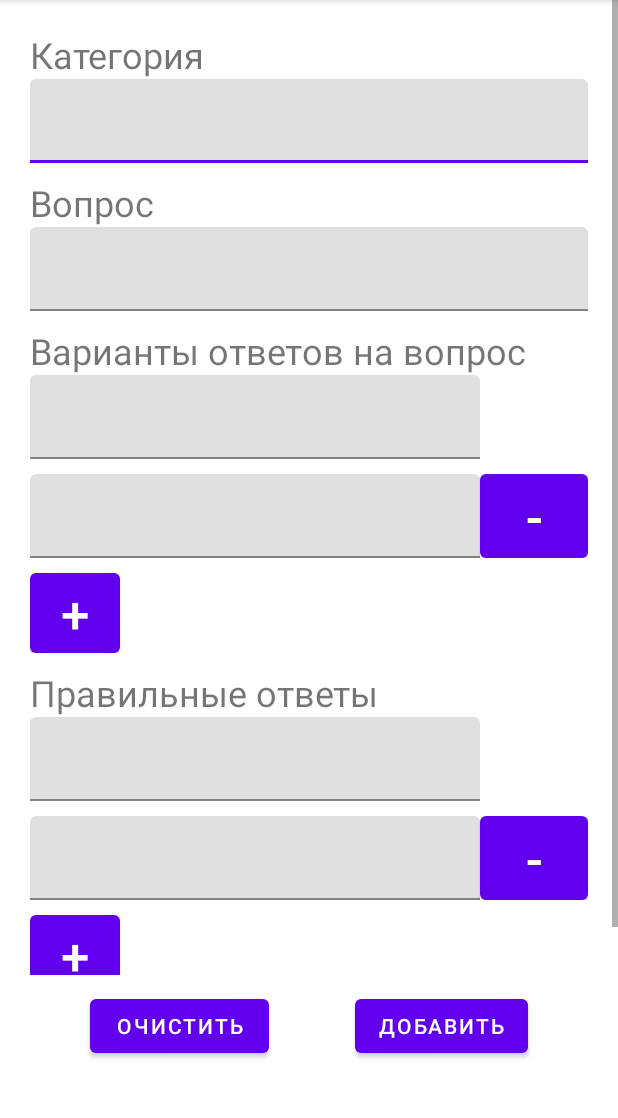
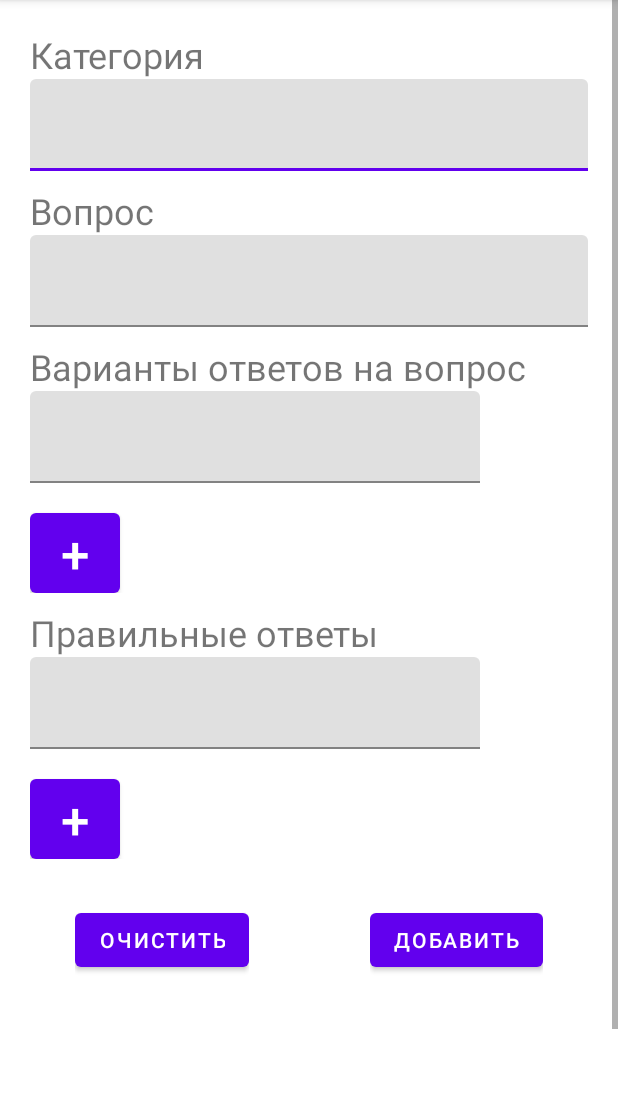
Before and after one commit to larongg/TestApp, an Android app: the fragment AddQuestionsFragment shown on its own in the app's theme, on a phone screen of 412 x 824 dp, the part 84-1202 px from its top. Run offline under Robolectric (Android 15) with nearby library versions, the phone set to English and light mode, and no system bars.

Commit message:
Добавил создание новых полей в коде, но выглядит ужасно Убрал из xml файлов лишние элементы

```diff
--- a/app/src/main/java/com/example/testapp/ui/addquestions/AddQuestionsFragment.kt
+++ b/app/src/main/java/com/example/testapp/ui/addquestions/AddQuestionsFragment.kt
@@ -1,15 +1,18 @@
 package com.example.testapp.ui.addquestions
 
 import android.os.Bundle
+import android.util.TypedValue
 import android.view.LayoutInflater
 import android.view.View
 import android.view.ViewGroup
 import android.widget.Button
+import android.widget.LinearLayout
 import android.widget.Toast
 import androidx.fragment.app.Fragment
 import com.example.testapp.R
 import com.example.testapp.functions.TestApp
 import com.google.android.material.textfield.TextInputEditText
+import com.google.android.material.textfield.TextInputLayout
 
 class AddQuestionsFragment : Fragment() {
 
@@ -20,12 +23,70 @@ class AddQuestionsFragment : Fragment() {
         val view = inflater.inflate(R.layout.fragment_add_questions, container, false)
         val testApp = TestApp()
 
-        val button_add = view.findViewById<Button>(R.id.add)
+        val buttonAdd = view.findViewById<Button>(R.id.add)
+        val buttonClear = view.findViewById<Button>(R.id.clear)
+        val buttonAddOption = view.findViewById<Button>(R.id.add_option)
+        val buttonAddCorrectOption = view.findViewById<Button>(R.id.add_correct_option)
+        val listOptionButtons = mutableListOf<Button>()
+        val listCorrectOptionButtons = mutableListOf<Button>()
+        val othersOption = view.findViewById<LinearLayout>(R.id.others_options)
 
-        button_add.setOnClickListener {
+        buttonAddOption.setOnClickListener {
+            // Создаем новый LinearLayout
+            val newLinearLayout = LinearLayout(requireContext())
+            newLinearLayout.layoutParams = LinearLayout.LayoutParams(
+                LinearLayout.LayoutParams.MATCH_PARENT,
+                LinearLayout.LayoutParams.WRAP_CONTENT
+            )
+            newLinearLayout.orientation = LinearLayout.HORIZONTAL
+
+            // Создаем новый TextInputLayout
+            val newTextInputLayout = TextInputLayout(requireContext())
+            newTextInputLayout.layoutParams = LinearLayout.LayoutParams(
+                300, // ваша ширина
+                LinearLayout.LayoutParams.WRAP_CONTENT
+            )
+
+            // Создаем новый TextInputEditText
+            val newEditText = TextInputEditText(requireContext())
+            newEditText.layoutParams = LinearLayout.LayoutParams(
+                LinearLayout.LayoutParams.MATCH_PARENT,
+                LinearLayout.LayoutParams.WRAP_CONTENT
+            )
+            newEditText.setTextSize(TypedValue.COMPLEX_UNIT_SP, 20f)
 
 
+            // Добавляем TextInputEditText в TextInputLayout
+            newTextInputLayout.addView(newEditText)
+
+            // Создаем новую кнопку
+            val newDelButton = Button(requireContext())
+            newDelButton.layoutParams = LinearLayout.LayoutParams(
+                LinearLayout.LayoutParams.MATCH_PARENT,
+                LinearLayout.LayoutParams.MATCH_PARENT
+            )
+
+
+            newDelButton.text = getString(R.string.del_button)
+            newDelButton.setTextSize(TypedValue.COMPLEX_UNIT_SP, 34f)
+
+            // Добавляем TextInputLayout и кнопку в новый LinearLayout
+            newLinearLayout.addView(newTextInputLayout)
+            newDelButton.setOnClickListener {
+                val parentLayout = newLinearLayout.parent as? ViewGroup
+                parentLayout?.removeView(newLinearLayout)
+            }
+            newLinearLayout.addView(newDelButton)
+
+            // Добавляем новый LinearLayout в родительский контейнер
+            othersOption.addView(newLinearLayout)
+
         }
+
+        buttonAdd.setOnClickListener { Toast.makeText(context, "Added", Toast.LENGTH_SHORT).show() }
+
+        buttonClear.setOnClickListener {}
         return view
     }
+
 }
--- a/app/src/main/res/layout/fragment_add_questions.xml
+++ b/app/src/main/res/layout/fragment_add_questions.xml
@@ -14,10 +14,10 @@
             android:id="@+id/scroll"
             android:layout_width="match_parent"
             android:layout_height="wrap_content"
-            android:layout_above="@+id/buttons_del_clear"
             android:layout_alignParentTop="true"
+            android:layout_alignParentBottom="true"
             android:layout_marginTop="0dp"
-            android:layout_marginBottom="10sp">
+            android:layout_marginBottom="60dp">
 
             <LinearLayout
                 android:id="@+id/add_question_main"
@@ -45,7 +45,8 @@
 
                         <com.google.android.material.textfield.TextInputEditText
                             android:layout_width="match_parent"
-                            android:layout_height="wrap_content" />
+                            android:layout_height="wrap_content"
+                            android:textSize="20sp" />
                     </com.google.android.material.textfield.TextInputLayout>
                 </LinearLayout>
 
@@ -70,7 +71,8 @@
 
                         <com.google.android.material.textfield.TextInputEditText
                             android:layout_width="match_parent"
-                            android:layout_height="wrap_content" />
+                            android:layout_height="wrap_content"
+                            android:textSize="20sp" />
                     </com.google.android.material.textfield.TextInputLayout>
                 </LinearLayout>
 
@@ -100,7 +102,8 @@
 
                             <com.google.android.material.textfield.TextInputEditText
                                 android:layout_width="match_parent"
-                                android:layout_height="wrap_content" />
+                                android:layout_height="wrap_content"
+                                android:textSize="20sp" />
                         </com.google.android.material.textfield.TextInputLayout>
                     </LinearLayout>
 
@@ -109,35 +112,7 @@
                         android:layout_width="match_parent"
                         android:layout_height="wrap_content"
                         android:layout_marginTop="10dp"
-                        android:orientation="vertical">
-
-                        <LinearLayout
-                            android:id="@+id/option2"
-                            android:layout_width="match_parent"
-                            android:layout_height="wrap_content"
-                            android:orientation="horizontal">
-
-                            <com.google.android.material.textfield.TextInputLayout
-                                android:id="@+id/option2_input"
-                                android:layout_width="300sp"
-                                android:layout_height="wrap_content">
-
-                                <com.google.android.material.textfield.TextInputEditText
-                                    android:layout_width="match_parent"
-                                    android:layout_height="wrap_content" />
-                            </com.google.android.material.textfield.TextInputLayout>
-
-                            <Button
-                                android:id="@+id/option2_del"
-                                android:layout_width="match_parent"
-                                android:layout_height="match_parent"
-                                android:insetTop="0dp"
-                                android:insetBottom="0dp"
-                                android:text="@string/del_button"
-                                android:textSize="34sp" />
-                        </LinearLayout>
-
-                    </LinearLayout>
+                        android:orientation="vertical"/>
 
                     <Button
                         android:id="@+id/add_option"
@@ -177,7 +152,8 @@
 
                             <com.google.android.material.textfield.TextInputEditText
                                 android:layout_width="match_parent"
-                                android:layout_height="wrap_content" />
+                                android:layout_height="wrap_content"
+                                android:textSize="20sp" />
                         </com.google.android.material.textfield.TextInputLayout>
                     </LinearLayout>
 
@@ -186,35 +162,7 @@
                         android:layout_width="match_parent"
                         android:layout_height="match_parent"
                         android:layout_marginTop="10dp"
-                        android:orientation="vertical">
-
-                        <LinearLayout
-                            android:id="@+id/correct_option2"
-                            android:layout_width="match_parent"
-                            android:layout_height="match_parent"
-                            android:orientation="horizontal">
-
-                            <com.google.android.material.textfield.TextInputLayout
-                                android:id="@+id/correct_option2_input"
-                                android:layout_width="300sp"
-                                android:layout_height="wrap_content">
-
-                                <com.google.android.material.textfield.TextInputEditText
-                                    android:layout_width="match_parent"
-                                    android:layout_height="wrap_content" />
-                            </com.google.android.material.textfield.TextInputLayout>
-
-                            <Button
-                                android:id="@+id/correct_option2_del"
-                                android:layout_width="match_parent"
-                                android:layout_height="match_parent"
-                                android:insetTop="0dp"
-                                android:insetBottom="0dp"
-                                android:text="@string/del_button"
-                                android:textSize="34sp" />
-
-                        </LinearLayout>
-                    </LinearLayout>
+                        android:orientation="vertical"/>
 
                     <Button
                         android:id="@+id/add_correct_option"
@@ -225,39 +173,52 @@
                         android:insetBottom="0dp"
                         android:text="@string/plus"
                         android:textSize="34sp" />
+
                 </LinearLayout>
-            </LinearLayout>
-        </ScrollView>
 
                 <RelativeLayout
                     android:id="@+id/buttons_del_clear"
                     android:layout_width="match_parent"
                     android:layout_height="wrap_content"
-            android:layout_alignParentStart="true"
-            android:layout_alignParentEnd="true"
-            android:layout_alignParentBottom="true"
                     android:layout_marginStart="0dp"
+                    android:layout_marginTop="30dp"
                     android:layout_marginEnd="0dp"
                     android:layout_marginBottom="60dp">
+
+                    <LinearLayout
+                        android:layout_width="wrap_content"
+                        android:layout_height="wrap_content"
+                        android:layout_alignParentStart="true"
+                        android:layout_marginStart="30dp"
+                        android:orientation="horizontal">
 
                         <Button
                             android:id="@+id/clear"
                             android:layout_width="wrap_content"
                             android:layout_height="wrap_content"
-                android:layout_alignParentStart="true"
-                android:layout_marginStart="60dp"
-                android:layout_marginEnd="57dp"
-                android:layout_toStartOf="@+id/add"
-                android:text="@string/clear" />
+                            android:text="@string/clear"
+                            android:textSize="14sp" />
+                    </LinearLayout>
+
+                    <LinearLayout
+                        android:layout_width="wrap_content"
+                        android:layout_height="wrap_content"
+                        android:layout_alignParentEnd="true"
+                        android:layout_marginEnd="30dp"
+                        android:orientation="horizontal">
 
                         <Button
                             android:id="@+id/add"
                             android:layout_width="wrap_content"
                             android:layout_height="wrap_content"
-                android:layout_alignParentEnd="true"
-                android:layout_marginEnd="60dp"
                             android:text="@string/AddButton" />
+                    </LinearLayout>
+
                 </RelativeLayout>
 
+            </LinearLayout>
+        </ScrollView>
+
     </RelativeLayout>
+
 </FrameLayout>
--- a/app/src/main/res/values/strings.xml
+++ b/app/src/main/res/values/strings.xml
@@ -123,4 +123,8 @@
     <string name="plus">+</string>
     <string name="del_button">-</string>
     <string name="correct_options">Правильные ответы</string>
+    <string name="_4">4</string>
+    <string name="_5">5</string>
+    <string name="_2_2">2+2</string>
+    <string name="math">Математика</string>
 </resources>
--- a/build.gradle.kts
+++ b/build.gradle.kts
@@ -1,5 +1,5 @@
 // Top-level build file where you can add configuration options common to all sub-projects/modules.
 plugins {
-    id("com.android.application") version "8.1.2" apply false
+    id("com.android.application") version "8.1.3" apply false
     id("org.jetbrains.kotlin.android") version "1.9.0" apply false
 }
```
Lines whose indentation alone changed are shown as unchanged.
